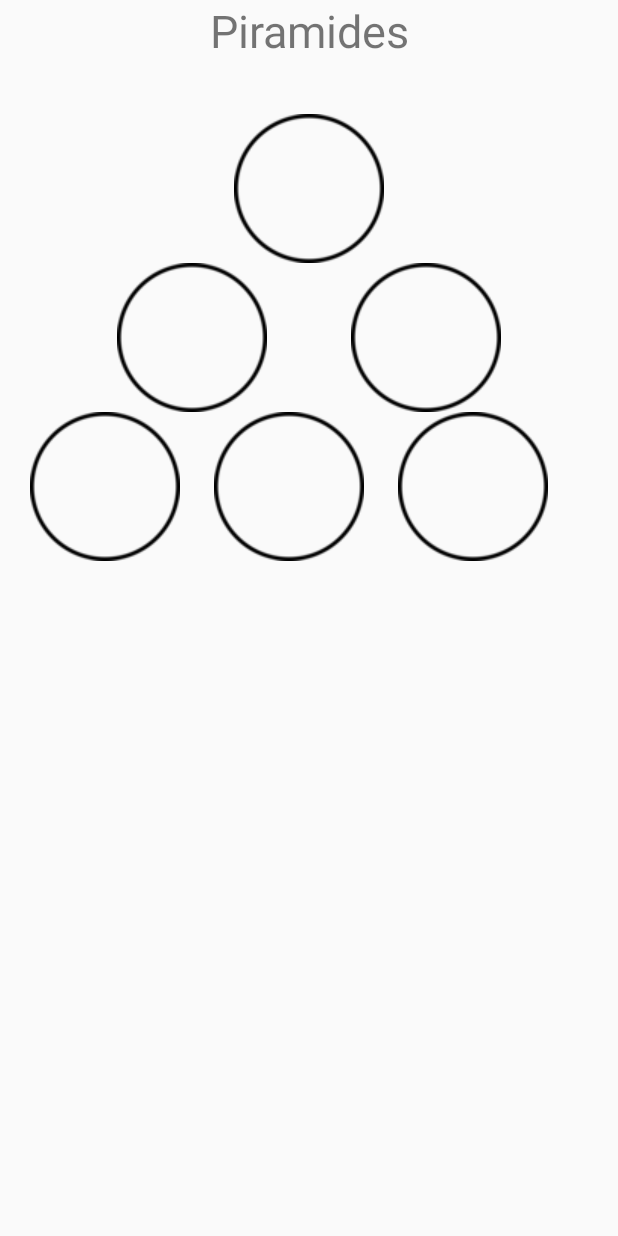
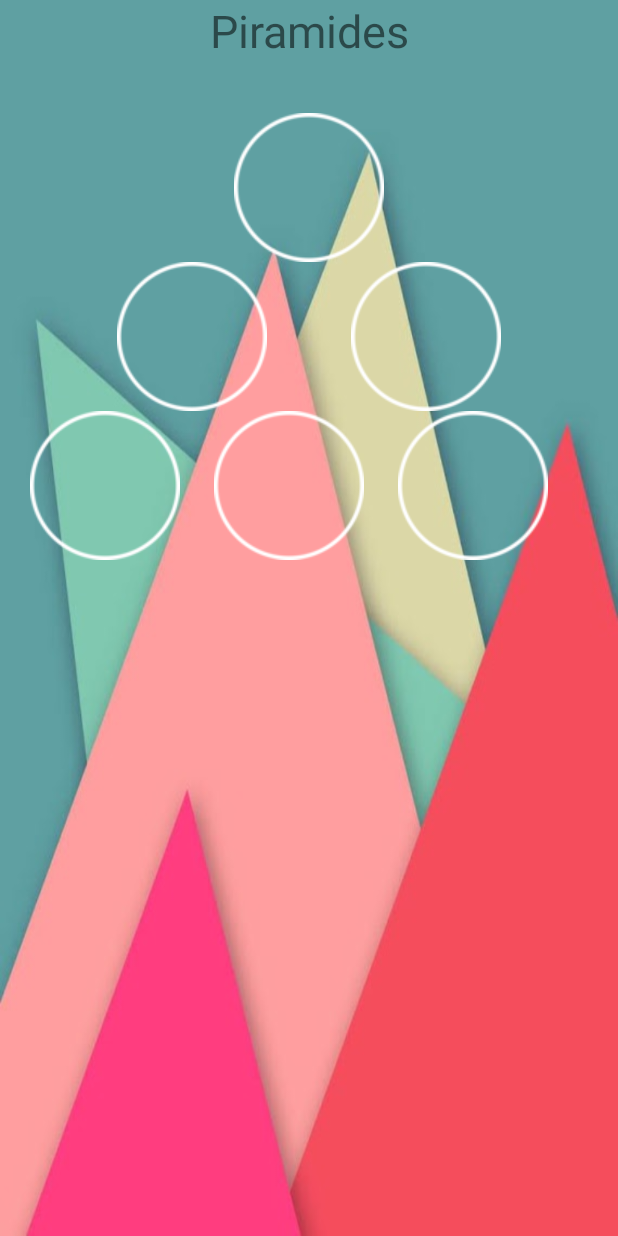
Before and after one commit to antonella-schiavoni/gameone, an Android app: the layout activity_main.xml on its own in the app's theme, with its tools: preview values and no code run, on a phone screen of 412 x 824 dp. Run offline under Robolectric (Android 15) with nearby library versions, the phone set to English and light mode, and no system bars.

Commit message:
1.0.4 new graphic interface added

```diff
--- a/app/src/main/AndroidManifest.xml
+++ b/app/src/main/AndroidManifest.xml
@@ -5,10 +5,9 @@
     <application
         android:allowBackup="true"
         android:icon="@mipmap/ic_launcher"
-        android:label="@string/app_name"
         android:roundIcon="@mipmap/ic_launcher_round"
         android:supportsRtl="true"
-        android:theme="@style/AppTheme">
+        android:theme="@style/AppTheme.NoActionBar">
         <activity android:name=".GameActivity"
             android:configChanges="screenSize|orientation">
         </activity>
--- a/app/src/main/java/guessme/ppc2017/unnoba/edu/ar/gameone/MathOperation.java
+++ b/app/src/main/java/guessme/ppc2017/unnoba/edu/ar/gameone/MathOperation.java
@@ -51,10 +51,6 @@
         options.add((int) (Math.random() * maxRandom));
         options.add((int) (Math.random() * maxRandom));
 
-        options.add((int) (Math.random() * maxRandom));
-        options.add((int) (Math.random() * maxRandom));
-        options.add((int) (Math.random() * maxRandom));
-
         // Shuffling the list
         long seed = System.nanoTime();
         Collections.shuffle(options, new Random(seed));
--- a/app/src/main/res/layout/activity_main.xml
+++ b/app/src/main/res/layout/activity_main.xml
@@ -3,6 +3,7 @@
     android:layout_width="match_parent"
     android:layout_height="match_parent"
     android:orientation="vertical"
+    android:background="@drawable/background"
     android:weightSum="6">
 
     <TextView
@@ -19,6 +20,7 @@
         android:gravity="center"
         android:orientation="horizontal"
         android:weightSum="1.62">
+
         <LinearLayout
             android:layout_width="wrap_content"
             android:layout_height="wrap_content"
@@ -26,12 +28,16 @@
 
             android:gravity="left"
             android:orientation="horizontal">
+
             <TextView
                 android:id="@+id/result1"
+                android:layout_width="wrap_content"
+                android:layout_height="wrap_content"
                 android:layout_marginLeft="20dp"
-                android:layout_width="wrap_content"
-                android:layout_height="wrap_content" />
+                android:textColor="#18ffff"
+                android:textSize="20dp"/>
         </LinearLayout>
+
         <LinearLayout
             android:layout_width="wrap_content"
             android:layout_height="wrap_content"
@@ -56,8 +62,10 @@
                 android:layout_width="wrap_content"
                 android:layout_height="wrap_content"
                 android:background="@drawable/smallcircle"
+                android:backgroundTint="#FFFF"
                 android:gravity="center"
                 android:textAlignment="center"
+                android:textColor="@color/colorPrimaryDark"
                 android:textSize="30dp" />
         </LinearLayout>
         <LinearLayout
@@ -83,9 +91,11 @@
             android:orientation="horizontal">
             <TextView
                 android:id="@+id/result3"
+                android:textColor="#18ffff"
                 android:layout_marginRight="20dp"
                 android:layout_width="wrap_content"
-                android:layout_height="wrap_content" />
+                android:layout_height="wrap_content"
+                android:textSize="20dp"/>
         </LinearLayout>
     </LinearLayout>
     /*second line*/
@@ -101,14 +111,22 @@
             android:gravity="center"
             android:paddingLeft="50dp"
             android:orientation="horizontal">
+
             <TextView
                 android:id="@+id/number2"
                 android:layout_width="wrap_content"
                 android:layout_height="wrap_content"
                 android:background="@drawable/smallcircle"
+                android:backgroundTint="#FFFF"
                 android:gravity="center"
                 android:textAlignment="center"
+                android:textColor="#f50057"
                 android:textSize="30dp" />
+
+            <ImageView
+                android:id="@+id/successImage"
+                android:layout_width="wrap_content"
+                android:layout_height="wrap_content" />
         </LinearLayout>
         <LinearLayout
             android:layout_width="wrap_content"
@@ -123,8 +141,10 @@
                 android:layout_width="wrap_content"
                 android:layout_height="wrap_content"
                 android:background="@drawable/smallcircle"
+                android:backgroundTint="#FFFF"
                 android:gravity="center"
                 android:textAlignment="center"
+                android:textColor="#f50057"
                 android:textSize="30dp" />
         </LinearLayout>
     </LinearLayout>
@@ -145,9 +165,11 @@
                 android:layout_width="wrap_content"
                 android:layout_height="wrap_content"
                 android:background="@drawable/smallcircle"
+                android:backgroundTint="#FFFF"
                 android:gravity="center"
                 android:textAlignment="center"
-                android:textSize="30dp"/>
+                android:textColor="@color/colorPrimaryDark"
+                android:textSize="30dp" />
         </LinearLayout>
 
         <LinearLayout
@@ -161,9 +183,11 @@
                 android:layout_width="wrap_content"
                 android:layout_height="wrap_content"
                 android:background="@drawable/smallcircle"
+                android:backgroundTint="#FFFF"
                 android:gravity="center"
                 android:textAlignment="center"
-                android:textSize="30dp"/>
+                android:textColor="#f50057"
+                android:textSize="30dp" />
         </LinearLayout>
         <LinearLayout
             android:layout_width="wrap_content"
@@ -176,8 +200,10 @@
                 android:layout_width="wrap_content"
                 android:layout_height="wrap_content"
                 android:background="@drawable/smallcircle"
+                android:backgroundTint="#FFFF"
                 android:gravity="center"
                 android:textAlignment="center"
+                android:textColor="@color/colorPrimaryDark"
                 android:textSize="30dp" />
         </LinearLayout>
     </LinearLayout>
@@ -197,9 +223,11 @@
 
             <TextView
                 android:id="@+id/result2"
+                android:layout_width="wrap_content"
+                android:layout_height="match_parent"
                 android:paddingTop="12dp"
-                android:layout_width="wrap_content"
-                android:layout_height="match_parent" />
+                android:textColor="#18ffff"
+                android:textSize="20dp"/>
         </LinearLayout>
     </LinearLayout>
     <LinearLayout
@@ -219,9 +247,10 @@
 
             <TextView
                 android:id="@+id/option0"
-                android:textSize="30dp"
                 android:layout_width="wrap_content"
-                android:layout_height="wrap_content" />
+                android:layout_height="wrap_content"
+                android:textColor="@color/colorPrimaryDark"
+                android:textSize="30dp" />
 
         </LinearLayout>
 
@@ -233,6 +262,7 @@
             android:orientation="horizontal">
             <TextView
                 android:id="@+id/option1"
+                android:textColor="@color/colorPrimaryDark"
                 android:textSize="30dp"
                 android:layout_width="wrap_content"
                 android:layout_height="wrap_content" />
@@ -246,6 +276,7 @@
             android:orientation="horizontal">
             <TextView
                 android:id="@+id/option2"
+                android:textColor="@color/colorPrimaryDark"
                 android:textSize="30dp"
                 android:layout_width="wrap_content"
                 android:layout_height="wrap_content" />
@@ -259,6 +290,7 @@
             android:orientation="horizontal">
             <TextView
                 android:id="@+id/option3"
+                android:textColor="@color/colorPrimaryDark"
                 android:textSize="30dp"
                 android:layout_width="wrap_content"
                 android:layout_height="wrap_content" />
@@ -272,6 +304,7 @@
             android:orientation="horizontal">
             <TextView
                 android:id="@+id/option4"
+                android:textColor="@color/colorPrimaryDark"
                 android:textSize="30dp"
                 android:layout_width="wrap_content"
                 android:layout_height="wrap_content" />
@@ -286,6 +319,7 @@
 
             <TextView
                 android:id="@+id/option5"
+                android:textColor="@color/colorPrimaryDark"
                 android:textSize="30dp"
                 android:layout_width="wrap_content"
                 android:layout_height="wrap_content" />
```
Also changed, not shown: app/src/main/res/layout/activity_welcome.xml (+13 -9 lines), app/src/main/res/drawable/addition.png (added), app/src/main/res/drawable/background.jpg (added), app/src/main/res/drawable/play.png (deleted), app/src/main/res/drawable/playbutton.png (added), app/src/main/res/drawable/plus.png (deleted), app/src/main/res/drawable/subtract.png.
